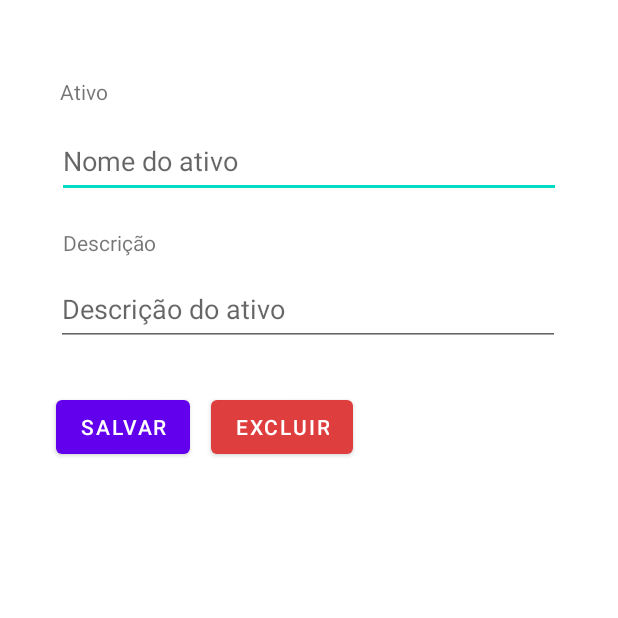
After one commit to LaranjeiraPC/laFinance_Mobile, an Android app: the EditaAtivoActivity screen opened directly, with no data from a screen before it, on a phone screen of 412 x 824 dp, the top half of it. The commit adds this screen. Run offline under Robolectric (Android 15) with nearby library versions, the phone set to English and light mode, and no system bars; 4 statements that could not run were skipped.

Commit message:
Adicionado opção de editar e excluir ativo

```diff
--- a/app/src/main/AndroidManifest.xml
+++ b/app/src/main/AndroidManifest.xml
@@ -33,6 +33,11 @@
             android:label="@string/title_activity_cadastra_ativo"
             android:theme="@style/Theme.LaFinance.NoActionBar" />
         <activity
+            android:name=".ui.ativo.EditaAtivoActivity"
+            android:exported="false"
+            android:label="@string/title_activity_edita_ativo"
+            android:theme="@style/Theme.LaFinance.NoActionBar" />
+        <activity
             android:name=".MainActivity"
             android:exported="true">
 <!--            <intent-filter>-->
--- a/app/src/main/java/com/llo/lafinance/activity/CadastraCompraActivity.java
+++ b/app/src/main/java/com/llo/lafinance/activity/CadastraCompraActivity.java
@@ -29,7 +29,6 @@ public class CadastraCompraActivity extends AppCompatActivity implements Adapter
     private EditText valorUnitario;
     private String[] nomeAtivos;
     private CompraRepository compraRepository;
-
     private AtivoRepository ativoRepository;
 
     @Override
--- a/app/src/main/java/com/llo/lafinance/activity/PrincipalActivity.java
+++ b/app/src/main/java/com/llo/lafinance/activity/PrincipalActivity.java
@@ -38,6 +38,7 @@ public class PrincipalActivity extends AppCompatActivity {
 //                        .setAction("Action", null).show();
                 Intent intent = new Intent(PrincipalActivity.this, CadastraCompraActivity.class);
                 startActivity(intent);
+                finish();
             }
         });
 
--- a/app/src/main/java/com/llo/lafinance/ui/ativo/CadastraAtivoActivity.java
+++ b/app/src/main/java/com/llo/lafinance/ui/ativo/CadastraAtivoActivity.java
@@ -68,5 +68,6 @@ public class CadastraAtivoActivity extends AppCompatActivity {
     private void retornarTelaAtivo() {
         Intent intent = new Intent(CadastraAtivoActivity.this, PrincipalActivity.class);
         startActivity(intent);
+        finish();
     }
 }
--- /dev/null
+++ b/app/src/main/java/com/llo/lafinance/ui/ativo/EditaAtivoActivity.java
@@ -0,0 +1,111 @@
+package com.llo.lafinance.ui.ativo;
+
+import android.content.Intent;
+import android.os.Bundle;
+import android.view.View;
+import android.widget.EditText;
+
+import androidx.appcompat.app.AppCompatActivity;
+
+import com.google.android.material.snackbar.Snackbar;
+import com.llo.lafinance.R;
+import com.llo.lafinance.activity.PrincipalActivity;
+import com.llo.lafinance.model.Ativo;
+import com.llo.lafinance.repositorio.AtivoRepository;
+import com.llo.lafinance.repositorio.CompraRepository;
+
+import java.time.LocalDate;
+import java.util.Objects;
+
+public class EditaAtivoActivity extends AppCompatActivity {
+
+    private Integer idAtivo;
+    private EditText nomeAtivo;
+    private EditText descricaoAtivo;
+    private AtivoRepository ativoRepository;
+    private CompraRepository compraRepository;
+
+    @Override
+    protected void onCreate(Bundle savedInstanceState) {
+        super.onCreate(savedInstanceState);
+        setContentView(R.layout.activity_edita_ativo);
+
+        Bundle txtBundle = getIntent().getExtras();
+        String id = txtBundle.getString("id");
+        String nome = txtBundle.getString("nome");
+        String descricao = txtBundle.getString("descricao");
+
+        nomeAtivo = findViewById(R.id.editTextNomeAtivo);
+        descricaoAtivo = findViewById(R.id.editTextDescricaoAtivo);
+
+        idAtivo = Integer.parseInt(id);
+        nomeAtivo.setText(nome);
+        descricaoAtivo.setText(descricao);
+
+        ativoRepository = new AtivoRepository(this);
+        compraRepository = new CompraRepository(this);
+    }
+
+    public void salvar(View view) {
+        if (Objects.nonNull(nomeAtivo) && nomeAtivo.getText().length() > 0) {
+            this.validaAtivoExistente(view);
+
+            Ativo ativo = this.ativoRepository.consultarAtivoPorId(idAtivo);
+
+            boolean existeCompras = compraRepository.consultarComprasPorNomeAtivo(ativo.getNome());
+            if (existeCompras) {
+                Snackbar.make(view, "Existente compras de ações para o nome do ativo anterior!", Snackbar.LENGTH_LONG)
+                        .setAction("Action", null).show();
+            } else {
+                ativo = this.definirAtivo(ativo, nomeAtivo, descricaoAtivo);
+
+                long id = this.ativoRepository.atualizar(ativo);
+                Snackbar.make(view, "Ativo atualizado com sucesso: " + id, Snackbar.LENGTH_LONG)
+                        .setAction("Action", null).show();
+
+                this.retornarTelaAtivo();
+            }
+        } else {
+            Snackbar.make(view, "Necessário preencher o campo Nome!", Snackbar.LENGTH_LONG)
+                    .setAction("Action", null).show();
+        }
+    }
+
+    public void excluir(View view) {
+        Ativo ativo = this.ativoRepository.consultarAtivoPorId(idAtivo);
+
+        boolean existeCompras = compraRepository.consultarComprasPorNomeAtivo(ativo.getNome());
+        if (existeCompras) {
+            Snackbar.make(view, "Existente compras de ações!", Snackbar.LENGTH_LONG)
+                    .setAction("Action", null).show();
+        } else {
+            ativo = this.definirAtivo(ativo, nomeAtivo, descricaoAtivo);
+
+            long id = this.ativoRepository.deletar(idAtivo);
+            Snackbar.make(view, "Ativo excluído com sucesso: " + id, Snackbar.LENGTH_LONG)
+                    .setAction("Action", null).show();
+
+            this.retornarTelaAtivo();
+        }
+    }
+
+    private void validaAtivoExistente(View view) {
+        Ativo ativoBanco = this.ativoRepository.consultarAtivo(nomeAtivo.getText().toString());
+        if (Objects.nonNull(ativoBanco))
+            Snackbar.make(view, "Ativo já cadastrado: " + ativoBanco.getNome(), Snackbar.LENGTH_LONG)
+                    .setAction("Action", null).show();
+    }
+
+    private Ativo definirAtivo(Ativo ativo, EditText nomeAtivo, EditText descricaoAtivo) {
+        ativo.setNome(nomeAtivo.getText().toString());
+        ativo.setDescricao(descricaoAtivo.getText().toString());
+        ativo.setDataAtualizacao(LocalDate.now());
+        return ativo;
+    }
+
+    private void retornarTelaAtivo() {
+        Intent intent = new Intent(EditaAtivoActivity.this, PrincipalActivity.class);
+        startActivity(intent);
+        finish();
+    }
+}
--- /dev/null
+++ b/app/src/main/res/layout/activity_edita_ativo.xml
@@ -0,0 +1,91 @@
+<?xml version="1.0" encoding="utf-8"?>
+<androidx.constraintlayout.widget.ConstraintLayout xmlns:android="http://schemas.android.com/apk/res/android"
+    xmlns:app="http://schemas.android.com/apk/res-auto"
+    xmlns:tools="http://schemas.android.com/tools"
+    android:layout_width="match_parent"
+    android:layout_height="match_parent"
+    tools:context=".ui.ativo.EditaAtivoActivity">
+
+    <TextView
+        android:id="@+id/textViewLegendaNomeAtivo"
+        android:layout_width="wrap_content"
+        android:layout_height="wrap_content"
+        android:text="Ativo"
+        app:layout_constraintBottom_toBottomOf="parent"
+        app:layout_constraintEnd_toEndOf="parent"
+        app:layout_constraintHorizontal_bias="0.105"
+        app:layout_constraintStart_toStartOf="parent"
+        app:layout_constraintTop_toTopOf="parent"
+        app:layout_constraintVertical_bias="0.064" />
+
+    <EditText
+        android:id="@+id/editTextNomeAtivo"
+        android:layout_width="336dp"
+        android:layout_height="49dp"
+        android:ems="10"
+        android:hint="Nome do ativo"
+        android:inputType="textPersonName"
+        app:layout_constraintBottom_toBottomOf="parent"
+        app:layout_constraintEnd_toEndOf="parent"
+        app:layout_constraintStart_toStartOf="parent"
+        app:layout_constraintTop_toTopOf="parent"
+        app:layout_constraintVertical_bias="0.107" />
+
+    <TextView
+        android:id="@+id/textViewLegendaDescricaoAtivo"
+        android:layout_width="wrap_content"
+        android:layout_height="wrap_content"
+        android:text="Descrição"
+        app:layout_constraintBottom_toBottomOf="parent"
+        app:layout_constraintEnd_toEndOf="parent"
+        app:layout_constraintHorizontal_bias="0.12"
+        app:layout_constraintStart_toStartOf="parent"
+        app:layout_constraintTop_toTopOf="parent"
+        app:layout_constraintVertical_bias="0.189" />
+
+    <EditText
+        android:id="@+id/editTextDescricaoAtivo"
+        android:layout_width="336dp"
+        android:layout_height="49dp"
+        android:ems="10"
+        android:hint="Descrição do ativo"
+        android:inputType="textPersonName"
+        app:layout_constraintBottom_toBottomOf="parent"
+        app:layout_constraintEnd_toEndOf="parent"
+        app:layout_constraintHorizontal_bias="0.493"
+        app:layout_constraintStart_toStartOf="parent"
+        app:layout_constraintTop_toTopOf="parent"
+        app:layout_constraintVertical_bias="0.234" />
+
+    <Button
+        android:id="@+id/buttonSalvarAtivo"
+        android:layout_width="wrap_content"
+        android:layout_height="wrap_content"
+        android:onClick="salvar"
+        android:text="Salvar"
+        android:visibility="visible"
+        app:layout_constraintBottom_toBottomOf="parent"
+        app:layout_constraintEnd_toEndOf="parent"
+        app:layout_constraintHorizontal_bias="0.115"
+        app:layout_constraintStart_toStartOf="parent"
+        app:layout_constraintTop_toTopOf="parent"
+        app:layout_constraintVertical_bias="0.336"
+        tools:visibility="visible" />
+
+    <Button
+        android:id="@+id/buttonExcluirAtivo"
+        android:layout_width="wrap_content"
+        android:layout_height="wrap_content"
+        android:onClick="excluir"
+        android:text="Excluir"
+        android:visibility="visible"
+        app:backgroundTint="#DF3E3E"
+        app:layout_constraintBottom_toBottomOf="parent"
+        app:layout_constraintEnd_toEndOf="parent"
+        app:layout_constraintHorizontal_bias="0.443"
+        app:layout_constraintStart_toStartOf="parent"
+        app:layout_constraintTop_toTopOf="parent"
+        app:layout_constraintVertical_bias="0.336"
+        tools:visibility="visible" />
+
+</androidx.constraintlayout.widget.ConstraintLayout>
--- a/app/src/main/res/layout/fragment_home.xml
+++ b/app/src/main/res/layout/fragment_home.xml
@@ -4,6 +4,7 @@
     xmlns:tools="http://schemas.android.com/tools"
     android:layout_width="match_parent"
     android:layout_height="match_parent"
+    android:background="@color/white"
     tools:context=".ui.home.HomeFragment">
 
     <TextView
@@ -12,7 +13,7 @@
         android:layout_height="wrap_content"
         android:fontFamily="sans-serif-condensed-light"
         android:text="Bom dia, Leonardo!"
-        android:textColor="#FFFFFF"
+        android:textColor="#3E3E3E"
         android:textSize="34sp"
         app:layout_constraintBottom_toBottomOf="parent"
         app:layout_constraintEnd_toEndOf="parent"
--- a/app/src/main/res/values/strings.xml
+++ b/app/src/main/res/values/strings.xml
@@ -2,6 +2,7 @@
     <string name="app_name">LaFinance</string>
     <string name="title_activity_cadastra_compra">CadastraCompraActivity</string>
     <string name="title_activity_cadastra_ativo">CadastraAtivoActivity</string>
+    <string name="title_activity_edita_ativo">EditaAtivoActivity</string>
     <!-- Strings used for fragments for navigation -->
     <string name="first_fragment_label">First Fragment</string>
     <string name="second_fragment_label">Second Fragment</string>
```
Also changed, not shown: app/src/main/java/com/llo/lafinance/repositorio/AtivoRepository.java (+27 -0 lines), app/src/main/java/com/llo/lafinance/repositorio/CompraRepository.java (+15 -1 lines), app/src/main/java/com/llo/lafinance/ui/ativo/AtivoFragment.java (+20 -0 lines).
